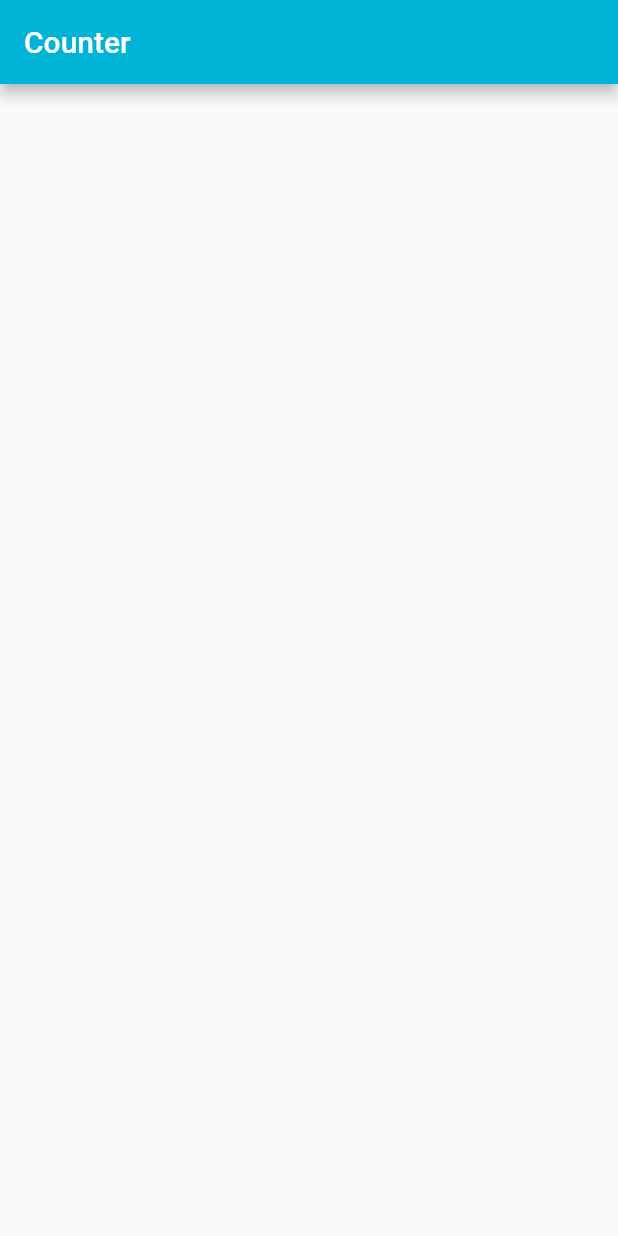
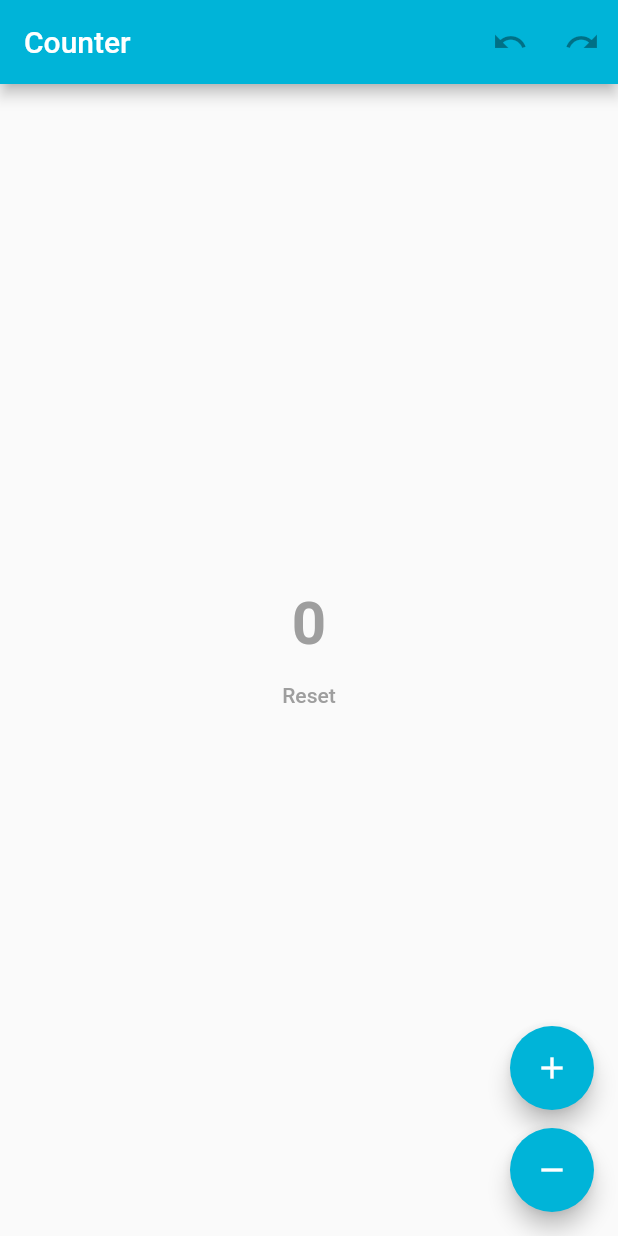
Before and after one commit to abhakhand/pro_counter, a Flutter app: the screen it shows after launch, on a phone screen of 412 x 824 dp. Run offline on Flutter 3.47's test engine with Material 2 defaults, Android fonts, the phone set to English and light mode, and no system bars; our stand-ins replace bloc, flutter_bloc, freezed_annotation, hydrated_bloc; missing offline and left inert: replay_bloc; generated files the repository leaves out were written again.

Commit message:
test: counter tests

```diff
--- /dev/null
+++ b/lib/presentation/core/widget_keys/widget_keys.dart
@@ -0,0 +1,9 @@
+import 'package:flutter/material.dart';
+
+class WidgetKeys {
+  static const counterIncrementButtonKey = Key('counter_increment_button_key');
+  static const counterDecrementButtonKey = Key('counter_decrement_button_key');
+  static const counterResetButtonKey = Key('counter_reset_button_key');
+  static const counterUndoButtonKey = Key('counter_undo_button_key');
+  static const counterRedoButtonKey = Key('counter_redo_button_key');
+}
--- a/lib/presentation/counter/bloc/counter_bloc.dart
+++ b/lib/presentation/counter/bloc/counter_bloc.dart
@@ -25,7 +25,7 @@ class CounterBloc extends HydratedBloc<CounterEvent, CounterState>
 
   @override
   CounterState fromJson(Map<String, dynamic> json) =>
-      CounterState.current(json['counter']);
+      CounterState.initial(json['counter']);
 
   @override
   Map<String, dynamic> toJson(CounterState state) => {'counter': state.count};
--- a/lib/presentation/counter/counter.dart
+++ b/lib/presentation/counter/counter.dart
@@ -1 +1,2 @@
+export 'bloc/counter_bloc.dart';
 export 'view/counter_view.dart';
--- a/lib/presentation/counter/view/counter_view.dart
+++ b/lib/presentation/counter/view/counter_view.dart
@@ -1,8 +1,24 @@
 import 'package:flutter/material.dart';
+import 'package:flutter_bloc/flutter_bloc.dart';
 import 'package:pro_counter/app/l10n/l10n.dart';
+import 'package:pro_counter/presentation/core/widget_keys/widget_keys.dart';
+import 'package:pro_counter/presentation/counter/bloc/counter_bloc.dart';
+import 'package:pro_counter/presentation/counter/view/widgets/counter_text.dart';
 
 class CounterView extends StatelessWidget {
   const CounterView({Key? key}) : super(key: key);
+
+  @override
+  Widget build(BuildContext context) {
+    return BlocProvider<CounterBloc>(
+      create: (_) => CounterBloc(),
+      child: const CounterPage(),
+    );
+  }
+}
+
+class CounterPage extends StatelessWidget {
+  const CounterPage({Key? key}) : super(key: key);
 
   @override
   Widget build(BuildContext context) {
@@ -10,6 +26,66 @@ class CounterView extends StatelessWidget {
     return Scaffold(
       appBar: AppBar(
         title: Text(l10n.counterAppBarTitle),
+        actions: [
+          BlocBuilder<CounterBloc, CounterState>(
+            builder: (context, state) {
+              final bloc = context.read<CounterBloc>();
+              return IconButton(
+                key: WidgetKeys.counterUndoButtonKey,
+                icon: const Icon(Icons.undo),
+                onPressed: bloc.canUndo ? bloc.undo : null,
+              );
+            },
+          ),
+          BlocBuilder<CounterBloc, CounterState>(
+            builder: (context, state) {
+              final bloc = context.read<CounterBloc>();
+              return IconButton(
+                key: WidgetKeys.counterRedoButtonKey,
+                icon: const Icon(Icons.redo),
+                onPressed: bloc.canRedo ? bloc.redo : null,
+              );
+            },
+          ),
+        ],
+      ),
+      body: Center(
+        child: Column(
+          mainAxisSize: MainAxisSize.min,
+          children: [
+            const CounterText(),
+            TextButton(
+              key: WidgetKeys.counterResetButtonKey,
+              onPressed: () => context.read<CounterBloc>().add(
+                    const CounterEvent.reset(),
+                  ),
+              child: const Text(
+                'Reset',
+                style: TextStyle(color: Colors.grey),
+              ),
+            ),
+          ],
+        ),
+      ),
+      floatingActionButton: Column(
+        mainAxisAlignment: MainAxisAlignment.end,
+        children: [
+          FloatingActionButton(
+            key: WidgetKeys.counterIncrementButtonKey,
+            onPressed: () => context.read<CounterBloc>().add(
+                  const CounterEvent.increment(),
+                ),
+            child: const Icon(Icons.add),
+          ),
+          const SizedBox(height: 12),
+          FloatingActionButton(
+            key: WidgetKeys.counterDecrementButtonKey,
+            onPressed: () => context.read<CounterBloc>().add(
+                  const CounterEvent.decrement(),
+                ),
+            child: const Icon(Icons.remove),
+          ),
+        ],
       ),
     );
   }
--- /dev/null
+++ b/lib/presentation/counter/view/widgets/counter_text.dart
@@ -0,0 +1,33 @@
+import 'package:flutter/material.dart';
+import 'package:flutter_bloc/flutter_bloc.dart';
+import 'package:pro_counter/presentation/counter/bloc/counter_bloc.dart';
+
+class CounterText extends StatelessWidget {
+  const CounterText({Key? key}) : super(key: key);
+
+  @override
+  Widget build(BuildContext context) {
+    final count = context.select(
+      (CounterBloc bloc) => bloc.state.count,
+    );
+
+    return Text(
+      '$count',
+      style: TextStyle(
+        fontSize: 40,
+        fontWeight: FontWeight.bold,
+        color: counterColor(count),
+      ),
+    );
+  }
+
+  Color counterColor(int value) {
+    if (value < 0) {
+      return Colors.red;
+    } else if (value > 0) {
+      return Colors.green;
+    } else {
+      return Colors.grey;
+    }
+  }
+}
```
Also changed, not shown: 5 other files.
